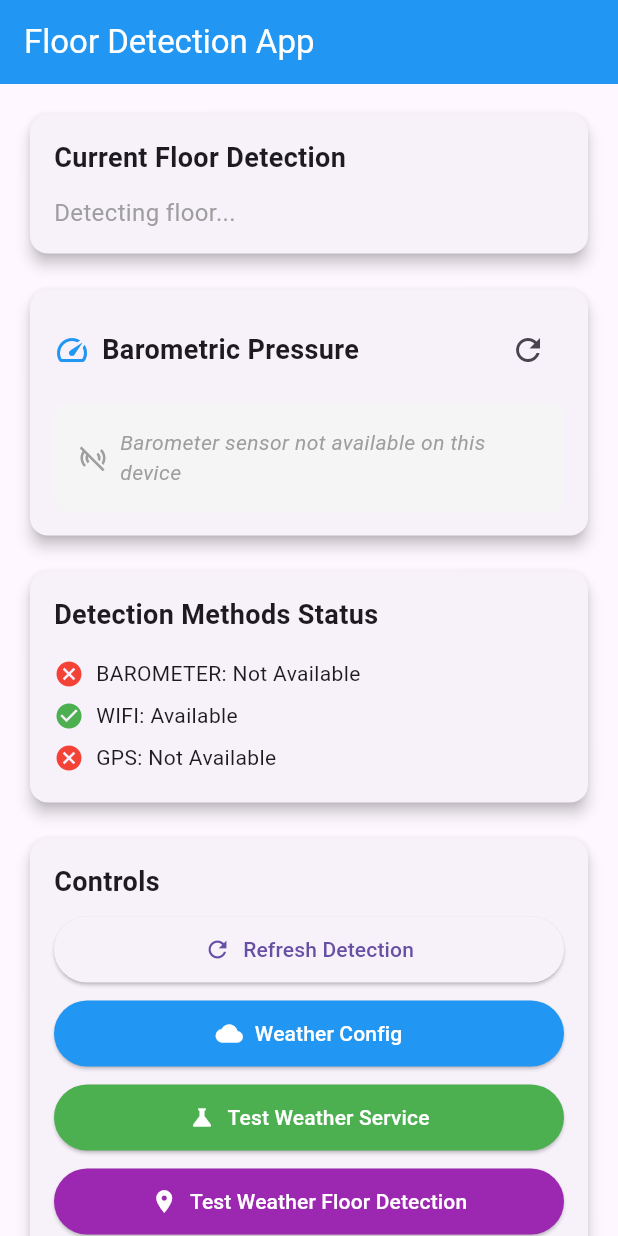
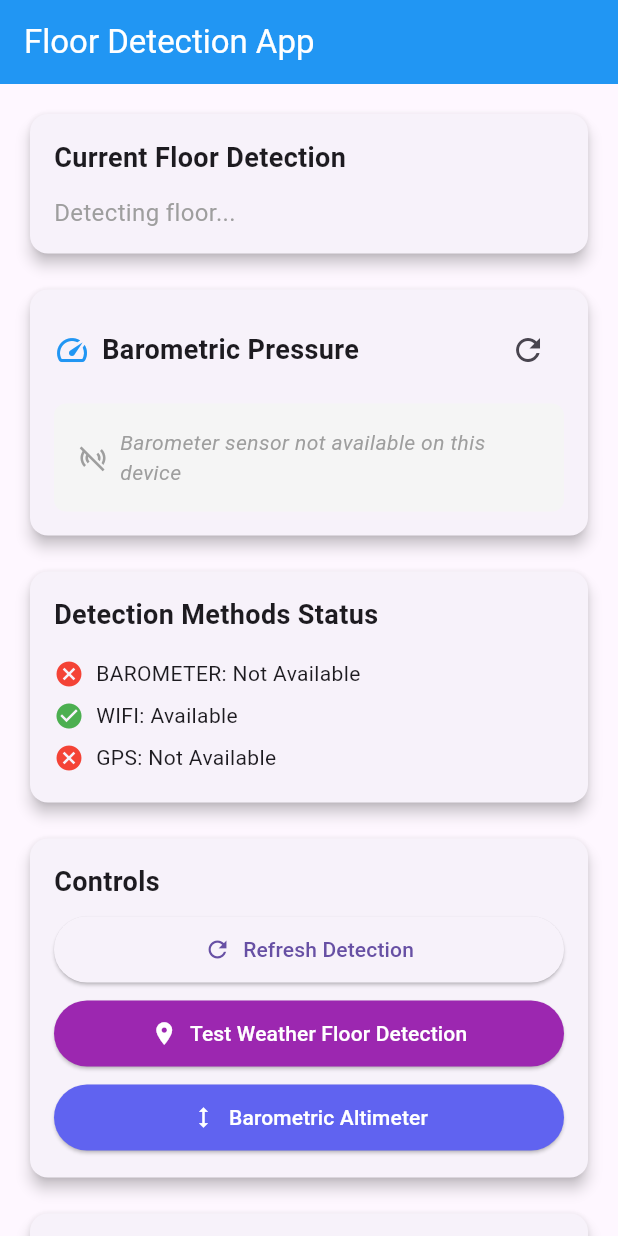
Before and after one commit to MohamedAwad07/gps-offline-enhance, a Flutter app: the first screen one second after launch, on a phone screen of 412 x 824 dp. Run offline on Flutter 3.47's test engine with Material 3 defaults, Android fonts, the phone set to English and light mode, and no system bars; our stand-ins replace drift, drift_flutter, flutter_local_notifications, flutter_riverpod, permission_handler; missing offline and left inert: flutter_background_service; accounts and stored records are empty; generated files the repository leaves out were written again.

```diff
--- a/lib/main.dart
+++ b/lib/main.dart
@@ -9,14 +9,12 @@ import 'package:permission_handler/permission_handler.dart';
 void main() async {
   WidgetsFlutterBinding.ensureInitialized();
 
-  // Request necessary permissions
   await Permission.notification.isDenied.then((value) {
     if (value) {
       Permission.notification.request();
     }
   });
 
-  // Request location permissions for GPS altitude detection
   await Permission.location.isDenied.then((value) {
     if (value) {
       Permission.location.request();
@@ -25,7 +23,6 @@ void main() async {
 
   await initializeService();
 
-  // Start floor detection service
   await FloorDetectionService.startFloorDetection();
 
   runApp(
--- a/lib/screens/barometric_altimeter/altimeter_display.dart
+++ b/lib/screens/barometric_altimeter/altimeter_display.dart
@@ -2,7 +2,7 @@ import 'dart:async';
 import 'dart:math';
 import 'package:flutter/material.dart';
 import 'package:flutter/services.dart';
-import 'package:learning/services/weather_barometric_altimeter_service.dart';
+import 'package:learning/services/barometric_altimeter/weather_barometric_altimeter_service.dart';
 import 'package:provider/provider.dart';
 import 'package:learning/providers/barometric_altimeter_provider.dart';
 import 'package:learning/widgets/elevation_stream_builder.dart';
@@ -40,13 +40,12 @@ class _AltimeterDisplayState extends State<AltimeterDisplay> {
       );
       WeatherBarometricAltimeterService.initialize(provider);
 
-      // Check if weather service is available
+      // Check if weather service is available (now includes offline fallbacks)
       final available = await WeatherBarometricAltimeterService.isAvailable();
       if (!available) {
         setState(() {
           _hasOtherError = true;
-          _errorMessage =
-              'Weather service not available - GPS or internet required';
+          _errorMessage = 'Service initialization failed';
         });
         return;
       }
--- a/lib/screens/home_screen/control_buttons_card.dart
+++ b/lib/screens/home_screen/control_buttons_card.dart
@@ -3,15 +3,11 @@ import 'package:learning/screens/barometric_altimeter/barometric_altimeter_scree
 
 class ControlButtonsCard extends StatelessWidget {
   final VoidCallback onRefreshDetection;
-  final VoidCallback onShowWeatherConfig;
-  final VoidCallback onTestWeatherService;
   final VoidCallback onTestWeatherFloorDetection;
 
   const ControlButtonsCard({
     super.key,
     required this.onRefreshDetection,
-    required this.onShowWeatherConfig,
-    required this.onTestWeatherService,
     required this.onTestWeatherFloorDetection,
   });
 
@@ -36,30 +32,6 @@ class ControlButtonsCard extends StatelessWidget {
               label: const Text('Refresh Detection'),
               style: ElevatedButton.styleFrom(
                 padding: const EdgeInsets.symmetric(vertical: 12),
-              ),
-            ),
-            const SizedBox(height: 8),
-            // Weather Configuration
-            ElevatedButton.icon(
-              onPressed: onShowWeatherConfig,
-              icon: const Icon(Icons.cloud),
-              label: const Text('Weather Config'),
-              style: ElevatedButton.styleFrom(
-                padding: const EdgeInsets.symmetric(vertical: 12),
-                backgroundColor: Colors.blue,
-                foregroundColor: Colors.white,
-              ),
-            ),
-            const SizedBox(height: 8),
-            // Test Weather Service
-            ElevatedButton.icon(
-              onPressed: onTestWeatherService,
-              icon: const Icon(Icons.science),
-              label: const Text('Test Weather Service'),
-              style: ElevatedButton.styleFrom(
-                padding: const EdgeInsets.symmetric(vertical: 12),
-                backgroundColor: Colors.green,
-                foregroundColor: Colors.white,
               ),
             ),
             const SizedBox(height: 8),
--- a/lib/services/background_services.dart
+++ b/lib/services/background_services.dart
@@ -65,7 +65,7 @@ void onStart(ServiceInstance service) async {
   service.on('stopService').listen((event) {
     service.stopSelf();
   });
-  Timer.periodic(const Duration(seconds: 5), (timer) async {
+  Timer.periodic(const Duration(seconds: 120), (timer) async {
     if (service is AndroidServiceInstance) {
       if (await service.isForegroundService()) {
         service.setForegroundNotificationInfo(
--- a/lib/services/barometer/barometer_floor_detection.dart
+++ b/lib/services/barometer/barometer_floor_detection.dart
@@ -92,7 +92,7 @@ class BarometerFloorDetection {
         altitude: weatherResult.altitude,
         confidence:
             weatherResult.confidence *
-            0.9, // Slightly lower confidence for weather data
+            0.9,
         method: 'barometer (weather)',
         error: weatherResult.error,
       );
--- a/lib/services/floor_detection/floor_detection_core.dart
+++ b/lib/services/floor_detection/floor_detection_core.dart
@@ -12,7 +12,7 @@ class FloorDetectionCore {
 
   /// Start comprehensive floor detection
   static Future<void> startFloorDetection({
-    Duration interval = const Duration(seconds: 2),
+    Duration interval = const Duration(seconds: 10),
   }) async {
     if (_isMonitoring) return;
 
--- a/lib/utils/app_logger.dart
+++ b/lib/utils/app_logger.dart
@@ -5,10 +5,8 @@ import 'package:learning/screens/home_screen/home_screen.dart';
 /// Simple logger that captures logs for the live log viewer
 class AppLogger {
   static void log(String level, String message, {String source = 'App'}) {
-    // Log to console
     dev.log('[$level] $source: $message');
 
-    // Add to live log viewer
     LogInterceptor.log(level, message, source: source);
   }
 
--- a/lib/widgets/elevation_stream_builder.dart
+++ b/lib/widgets/elevation_stream_builder.dart
@@ -1,7 +1,7 @@
 import 'dart:async';
 import 'dart:math';
 import 'package:flutter/material.dart';
-import 'package:learning/services/weather_barometric_altimeter_service.dart';
+import 'package:learning/services/barometric_altimeter/weather_barometric_altimeter_service.dart';
 import 'package:provider/provider.dart';
 import '../providers/barometric_altimeter_provider.dart';
 
@@ -47,7 +47,8 @@ class _ElevationStreamBuilderState extends State<ElevationStreamBuilder> {
 
   Future<void> _updatePressureData() async {
     try {
-      final pressure = await WeatherBarometricAltimeterService.getCurrentPressure();
+      final pressure =
+          await WeatherBarometricAltimeterService.getCurrentPressure();
       if (pressure != null && mounted) {
         final provider = Provider.of<BarometricAltimeterProvider>(
           context,
```
Also changed, not shown: lib/screens/barometric_altimeter/barometric_altimeter_screen.dart (+0 -19 lines), lib/screens/home_screen/home_screen.dart (+1 -22 lines), lib/screens/home_screen/weather_config_dialog.dart (deleted, +0 -60 lines), lib/services/barometric_altimeter/barometric_altimeter_service.dart (deleted, +0 -124 lines), lib/services/barometric_altimeter/weather_barometric_altimeter_service.dart (renamed from lib/services/weather_barometric_altimeter_service.dart, +22 -26 lines), 2 other files.
